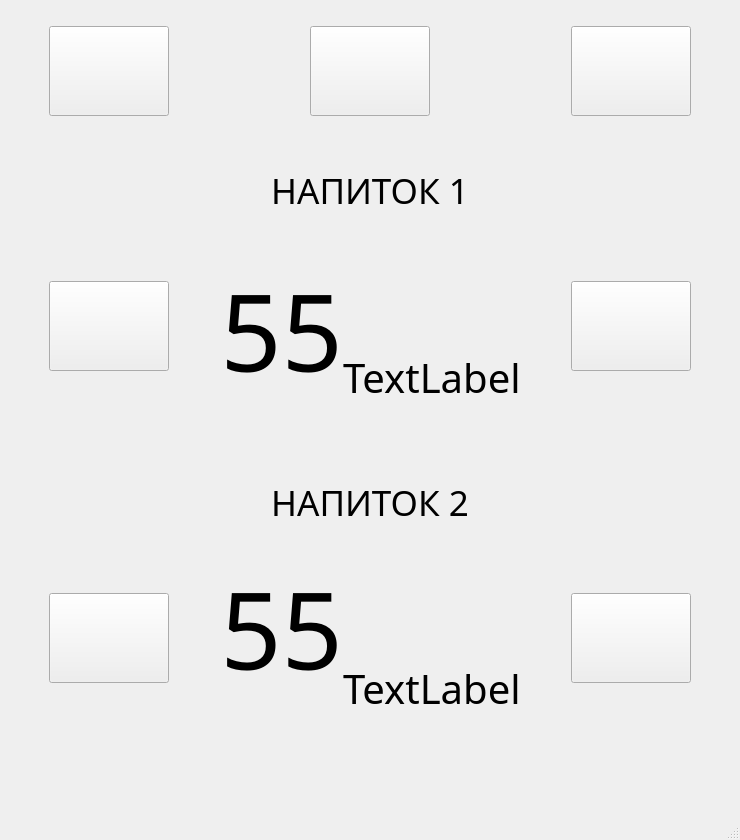
Above: Filler_interface/Window_filler/UI_filler2.ui from TWOKRAI/Filler before the change. Below: the same form after it.
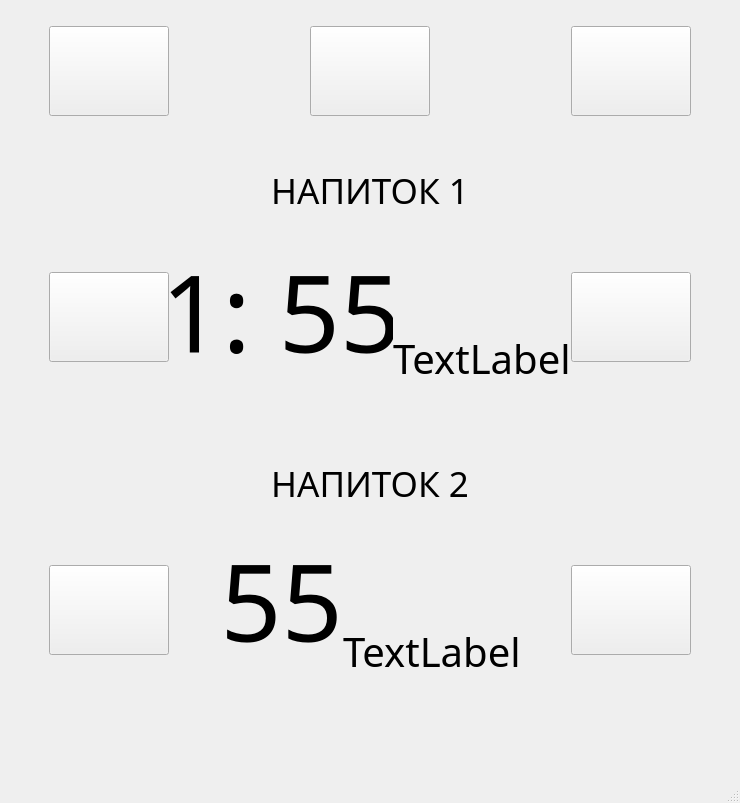
That is the form after the change.

Diff of the .ui file:
```diff
--- a/Filler_interface/Window_filler/UI_filler2.ui
+++ b/Filler_interface/Window_filler/UI_filler2.ui
@@ -7,7 +7,7 @@
     <x>0</x>
     <y>0</y>
     <width>740</width>
-    <height>840</height>
+    <height>803</height>
    </rect>
   </property>
   <property name="minimumSize">
@@ -409,7 +409,7 @@
                </font>
               </property>
               <property name="text">
-               <string>55</string>
+               <string>1: 55</string>
               </property>
               <property name="alignment">
                <set>Qt::AlignCenter</set>
@@ -436,22 +436,6 @@
           </item>
           <item>
            <layout class="QVBoxLayout" name="verticalLayout_2">
-            <item>
-             <spacer name="verticalSpacer_16">
-              <property name="orientation">
-               <enum>Qt::Vertical</enum>
-              </property>
-              <property name="sizeType">
-               <enum>QSizePolicy::Fixed</enum>
-              </property>
-              <property name="sizeHint" stdset="0">
-               <size>
-                <width>20</width>
-                <height>100</height>
-               </size>
-              </property>
-             </spacer>
-            </item>
             <item>
              <widget class="QLabel" name="value_mini">
               <property name="sizePolicy">
@@ -724,22 +708,6 @@
           </item>
           <item>
            <layout class="QVBoxLayout" name="verticalLayout_6">
-            <item>
-             <spacer name="verticalSpacer_18">
-              <property name="orientation">
-               <enum>Qt::Vertical</enum>
-              </property>
-              <property name="sizeType">
-               <enum>QSizePolicy::Fixed</enum>
-              </property>
-              <property name="sizeHint" stdset="0">
-               <size>
-                <width>20</width>
-                <height>100</height>
-               </size>
-              </property>
-             </spacer>
-            </item>
             <item>
              <widget class="QLabel" name="value_mini_2">
               <property name="font">
```
